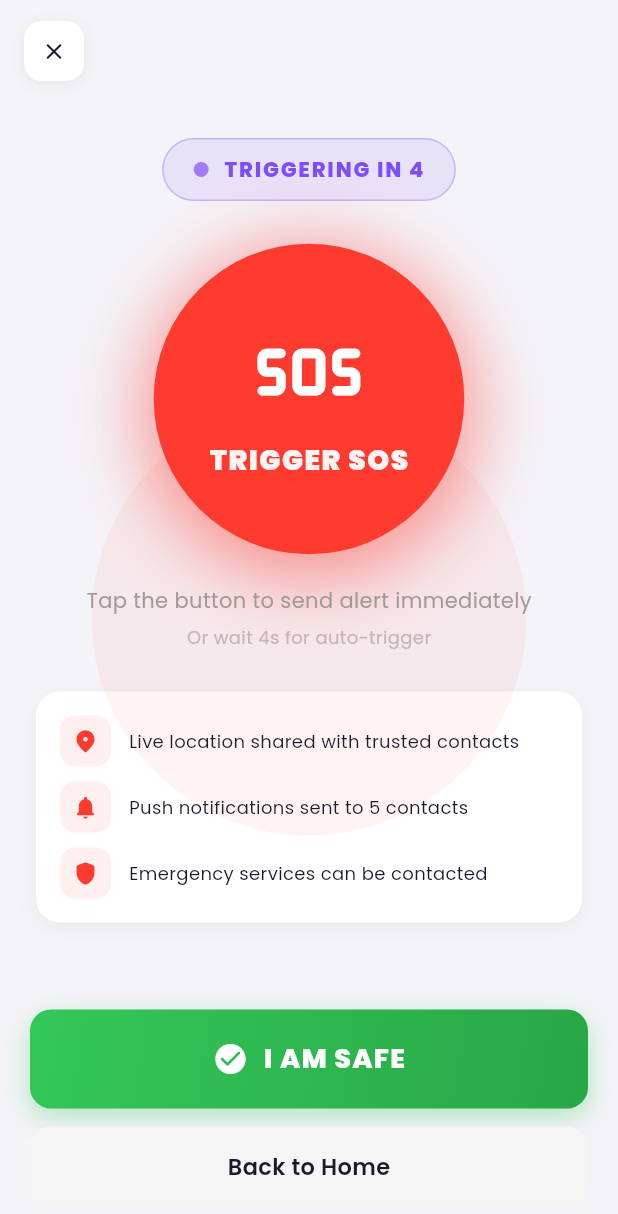
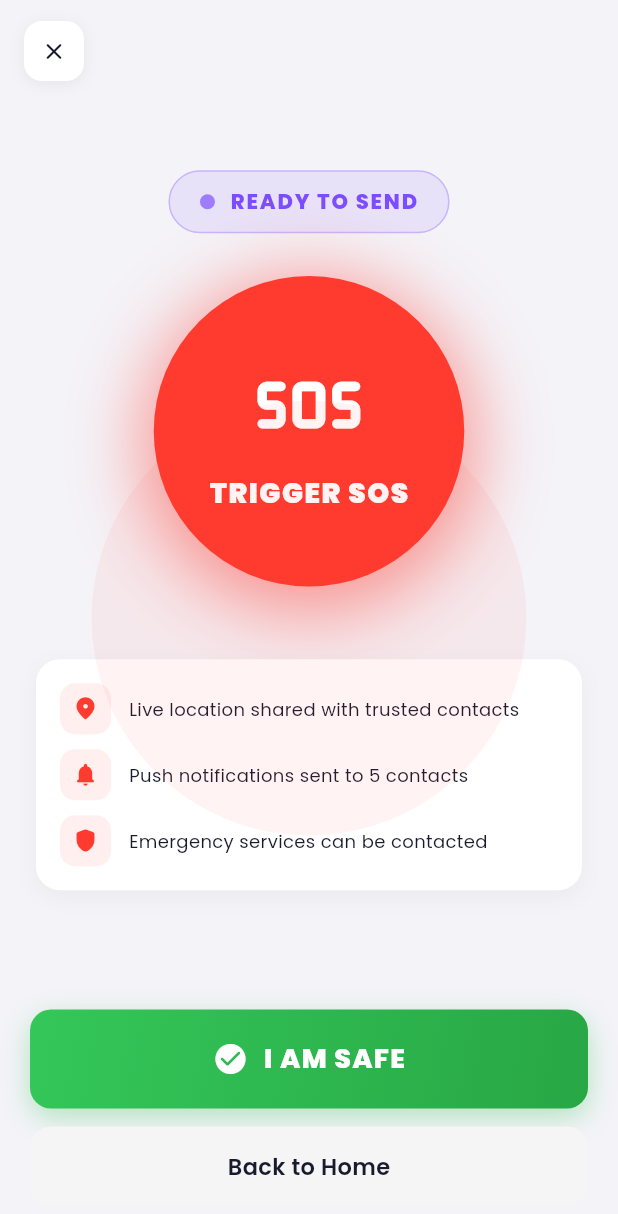
Before and after one commit to Muskanpoddar/tapguard-AI_Personal_Safety_App, a Flutter app: the SosScreen screen opened by its route, on a phone screen of 412 x 824 dp. Shown: the top 1214 px of the screen. Run offline on Flutter 3.47's test engine with Material 3 defaults, Android fonts, the phone set to English and light mode, and no system bars; our stand-ins replace cloud_firestore, firebase_auth, firebase_core, flutter_map, flutter_riverpod, geolocator and 6 more; missing offline and left inert: mailer, mobile_scanner, ndef_record, nfc_manager, onesignal_flutter, shake; accounts and stored records are empty.

Commit message:
Update SOS screen

```diff
--- a/lib/presentation/sos/sos_screen.dart
+++ b/lib/presentation/sos/sos_screen.dart
@@ -22,7 +22,6 @@ import 'package:geolocator/geolocator.dart';
 import 'package:url_launcher/url_launcher.dart';
 import 'package:vibration/vibration.dart';
 import '../../core/constants/app_colors.dart';
-import '../../core/routes/app_routes.dart';
 import '../../data/services/risk_detection_service.dart';
 
 class SosScreen extends StatefulWidget {
@@ -42,9 +41,7 @@ class _SosScreenState extends State<SosScreen>
   bool _sosActive      = false;
   bool _sendingAlert  = false;
   bool _hasVibrator   = false;
-  bool _holdReleased  = false;   // true after user holds 2s without cancelling
-  int  _countdownSecs = 5;      // countdown before SOS auto-fires
-  Timer? _countdownTimer;
+  bool _holdReleased  = false;
   Timer? _flashTimer;
   StreamSubscription? _riskSub;
 
@@ -65,13 +62,14 @@ class _SosScreenState extends State<SosScreen>
 
     _initAnimations();
     _listenRiskStream();
-
-    // Auto-countdown to SOS fire (user must hold to cancel)
-    _startCountdown();
   }
 
   Future<void> _checkVibrator() async {
-    _hasVibrator = await Vibration.hasVibrator();
+    try {
+      _hasVibrator = await Vibration.hasVibrator();
+    } catch (_) {
+      _hasVibrator = false;
+    }
   }
 
   void _initAnimations() {
@@ -122,30 +120,33 @@ class _SosScreenState extends State<SosScreen>
   }
 
   void _pauseSos() {
-    _countdownTimer?.cancel();
     _flashTimer?.cancel();
-    if (_hasVibrator) Vibration.cancel();
+    _tryVibrateCancel();
   }
 
   void _resumeSos() {
     if (_sosActive) _startFlashEffect();
   }
 
-  // ── Countdown before auto-fire ─────────────────────────────────────────────
-  void _startCountdown() {
-    _countdownTimer?.cancel();
-    setState(() => _countdownSecs = 5);
-    _countdownTimer = Timer.periodic(const Duration(seconds: 1), (_) {
-      if (!mounted) return;
-      setState(() {
-        if (_countdownSecs > 0) {
-          _countdownSecs--;
-        } else {
-          _countdownTimer?.cancel();
-          _triggerSos(fromRisk: false);
-        }
-      });
-    });
+  void _tryVibratePattern() {
+    if (!_hasVibrator) return;
+    try {
+      Vibration.vibrate(pattern: [0, 500, 200, 500, 200, 500], repeat: 0);
+    } catch (_) {}
+  }
+
+  void _tryVibrateCancel() {
+    if (!_hasVibrator) return;
+    try {
+      Vibration.cancel();
+    } catch (_) {}
+  }
+
+  void _tryVibrateDuration(int duration) {
+    if (!_hasVibrator) return;
+    try {
+      Vibration.vibrate(duration: duration);
+    } catch (_) {}
   }
 
   // ── TRIGGER SOS ─────────────────────────────────────────────────────────────
@@ -154,13 +155,10 @@ class _SosScreenState extends State<SosScreen>
     setState(() => _sendingAlert = true);
     HapticFeedback.heavyImpact();
 
-    _countdownTimer?.cancel();
+    _flashTimer?.cancel();
 
     // Fire vibration pattern
-    if (_hasVibrator) {
-      // Urgent: vibrate 500ms, pause 200ms, repeat
-      Vibration.vibrate(pattern: [0, 500, 200, 500, 200, 500], repeat: 0);
-    }
+    _tryVibratePattern();
 
     // Update Firestore SOS flag
     await _updateSosFirestore(active: true);
@@ -219,26 +217,9 @@ class _SosScreenState extends State<SosScreen>
     final contactsSnap = await _db
         .collection('users')
         .doc(uid)
-        .collection('trustedContacts')
-        .orderBy('priority', descending: false) // lower number = higher priority
+        .collection('contacts')
+        .orderBy('priority', descending: false)
         .get();
-
-    if (contactsSnap.docs.isEmpty) {
-      // Try old 'contacts' path for backward compat
-      final oldContacts = await _db
-          .collection('users')
-          .doc(uid)
-          .collection('contacts')
-          .get();
-      for (final doc in oldContacts.docs) {
-        final phone = doc.data()['phone'] as String? ?? doc.data()['phoneNumber'] as String? ?? '';
-        if (phone.isNotEmpty) {
-          await _sendSms(phone, 'SOS ALERT! $name needs help immediately.$locationLink');
-          await _writeNotification(doc.id, uid, name);
-        }
-      }
-      return;
-    }
 
     for (final doc in contactsSnap.docs) {
       final phone = doc.data()['phoneNumber'] as String? ?? '';
@@ -306,15 +287,12 @@ class _SosScreenState extends State<SosScreen>
   // ── CANCEL SOS (hold 2s) ───────────────────────────────────────────────────
   void _onHoldStart() {
     setState(() => _holdReleased = false);
-    // Vibrate on hold start
-    if (_hasVibrator) Vibration.vibrate(duration: 50);
+    _tryVibrateDuration(50);
   }
 
   void _onHoldEnd() {
     if (!_holdReleased) {
-      // User cancelled — stop everything
-      if (_hasVibrator) Vibration.cancel();
-      _countdownTimer?.cancel();
+      _tryVibrateCancel();
       _flashTimer?.cancel();
       _updateSosFirestore(active: false);
       _risk.cancelSos();
@@ -332,8 +310,7 @@ class _SosScreenState extends State<SosScreen>
   // ── "I am Safe" — cancel SOS ───────────────────────────────────────────────
   Future<void> _iAmSafe() async {
     HapticFeedback.heavyImpact();
-    if (_hasVibrator) Vibration.cancel();
-    _countdownTimer?.cancel();
+    _tryVibrateCancel();
     _flashTimer?.cancel();
 
     await _updateSosFirestore(active: false);
@@ -345,13 +322,12 @@ class _SosScreenState extends State<SosScreen>
   @override
   void dispose() {
     WidgetsBinding.instance.removeObserver(this);
-    _countdownTimer?.cancel();
     _flashTimer?.cancel();
     _riskSub?.cancel();
     _pulseCtrl.dispose();
     _flashCtrl.dispose();
     _scaleCtrl.dispose();
-    if (_hasVibrator) Vibration.cancel();
+    _tryVibrateCancel();
     super.dispose();
   }
 
@@ -364,7 +340,7 @@ class _SosScreenState extends State<SosScreen>
         animation: _flashCtrl,
         builder: (_, child) => Container(
           color: _sosActive
-              ? AppColors.sos.withOpacity(0.08 * _flashOpacity.value)
+              ? AppColors.sos.withValues(alpha:0.08 * _flashOpacity.value)
               : Colors.transparent,
           child: child,
         ),
@@ -392,14 +368,14 @@ class _SosScreenState extends State<SosScreen>
               child: Center(
                 child: AnimatedBuilder(
                   animation: _pulseCtrl,
-                  builder: (_, __) => Transform.scale(
+                  builder: (_, _) => Transform.scale(
                     scale: _pulseScale.value,
                     child: Container(
                       width: 280,
                       height: 280,
                       decoration: BoxDecoration(
                         shape: BoxShape.circle,
-                        color: AppColors.sos.withOpacity(0.06),
+                        color: AppColors.sos.withValues(alpha:0.06),
                       ),
                     ),
                   ),
@@ -426,7 +402,7 @@ class _SosScreenState extends State<SosScreen>
                 borderRadius: BorderRadius.circular(12),
                 boxShadow: [
                   BoxShadow(
-                    color: Colors.black.withOpacity(0.06),
+                    color: Colors.black.withValues(alpha:0.06),
                     blurRadius: 8,
                     offset: const Offset(0, 2),
                   ),
@@ -445,7 +421,7 @@ class _SosScreenState extends State<SosScreen>
             Container(
               padding: const EdgeInsets.symmetric(horizontal: 14, vertical: 8),
               decoration: BoxDecoration(
-                color: AppColors.sos.withOpacity(0.12),
+                color: AppColors.sos.withValues(alpha:0.12),
                 borderRadius: BorderRadius.circular(50),
               ),
               child: Row(
@@ -490,10 +466,6 @@ class _SosScreenState extends State<SosScreen>
 
             const SizedBox(height: 24),
 
-            // Countdown text
-            if (!_sosActive && !_sendingAlert)
-              _buildCountdownText(),
-
             if (_sendingAlert)
               _buildSendingStatus(),
 
@@ -511,17 +483,15 @@ class _SosScreenState extends State<SosScreen>
     final color = _sosActive ? AppColors.sos : AppColors.primary;
     final label = _sosActive
         ? 'SOS ACTIVATED'
-        : _countdownSecs > 0
-            ? 'TRIGGERING IN $_countdownSecs'
-            : 'READY TO SEND';
+        : 'READY TO SEND';
 
     return AnimatedContainer(
       duration: const Duration(milliseconds: 400),
       padding: const EdgeInsets.symmetric(horizontal: 20, vertical: 10),
       decoration: BoxDecoration(
-        color: color.withOpacity(0.10),
+        color: color.withValues(alpha:0.10),
         borderRadius: BorderRadius.circular(50),
-        border: Border.all(color: color.withOpacity(0.30)),
+        border: Border.all(color: color.withValues(alpha:0.30)),
       ),
       child: Row(
         mainAxisSize: MainAxisSize.min,
@@ -560,7 +530,7 @@ class _SosScreenState extends State<SosScreen>
             color: AppColors.sos,
             boxShadow: [
               BoxShadow(
-                color: AppColors.sos.withOpacity(0.5),
+                color: AppColors.sos.withValues(alpha:0.5),
                 blurRadius: 40,
                 spreadRadius: 8,
                 offset: const Offset(0, 8),
@@ -590,30 +560,6 @@ class _SosScreenState extends State<SosScreen>
           ),
         ),
       ),
-    );
-  }
-
-  Widget _buildCountdownText() {
-    return Column(
-      children: [
-        Text(
-          'Tap the button to send alert immediately',
-          style: TextStyle(
-            fontFamily: 'Poppins',
-            fontSize: 14,
-            color: Colors.grey.shade500,
-          ),
-        ),
-        const SizedBox(height: 6),
-        Text(
-          'Or wait ${_countdownSecs}s for auto-trigger',
-          style: TextStyle(
-            fontFamily: 'Poppins',
-            fontSize: 12,
-            color: Colors.grey.shade400,
-          ),
-        ),
-      ],
     );
   }
 
@@ -650,7 +596,7 @@ class _SosScreenState extends State<SosScreen>
         borderRadius: BorderRadius.circular(16),
         boxShadow: [
           BoxShadow(
-            color: Colors.black.withOpacity(0.04),
+            color: Colors.black.withValues(alpha:0.04),
             blurRadius: 12,
             offset: const Offset(0, 4),
           ),
@@ -684,7 +630,7 @@ class _SosScreenState extends State<SosScreen>
           width: 34,
           height: 34,
           decoration: BoxDecoration(
-            color: AppColors.sos.withOpacity(0.08),
+            color: AppColors.sos.withValues(alpha:0.08),
             borderRadius: BorderRadius.circular(10),
           ),
           child: Icon(icon, color: AppColors.sos, size: 18),
@@ -723,7 +669,7 @@ class _SosScreenState extends State<SosScreen>
 
           // Back home
           GestureDetector(
-            onTap: () => Navigator.of(context).pushReplacementNamed(AppRoutes.home),
+            onTap: () => Navigator.of(context).pop(),
             child: Container(
               width: double.infinity,
               padding: const EdgeInsets.symmetric(vertical: 16),
@@ -763,9 +709,9 @@ class _SosScreenState extends State<SosScreen>
         width: double.infinity,
         padding: const EdgeInsets.symmetric(vertical: 18),
         decoration: BoxDecoration(
-          color: AppColors.sos.withOpacity(0.08),
+          color: AppColors.sos.withValues(alpha:0.08),
           borderRadius: BorderRadius.circular(14),
-          border: Border.all(color: AppColors.sos.withOpacity(0.3)),
+          border: Border.all(color: AppColors.sos.withValues(alpha:0.3)),
         ),
         child: Column(
           children: [
@@ -811,7 +757,7 @@ class _SosScreenState extends State<SosScreen>
           borderRadius: BorderRadius.circular(14),
           boxShadow: [
             BoxShadow(
-              color: AppColors.success.withOpacity(0.35),
+              color: AppColors.success.withValues(alpha:0.35),
               blurRadius: 16,
               offset: const Offset(0, 6),
             ),
@@ -872,12 +818,12 @@ class _PulsingDotState extends State<_PulsingDot>
   Widget build(BuildContext context) {
     return AnimatedBuilder(
       animation: _ctrl,
-      builder: (_, __) => Container(
+      builder: (_, _) => Container(
         width: 10,
         height: 10,
         decoration: BoxDecoration(
           shape: BoxShape.circle,
-          color: widget.color.withOpacity(0.5 + _ctrl.value * 0.5),
+          color: widget.color.withValues(alpha:0.5 + _ctrl.value * 0.5),
         ),
       ),
     );
```
